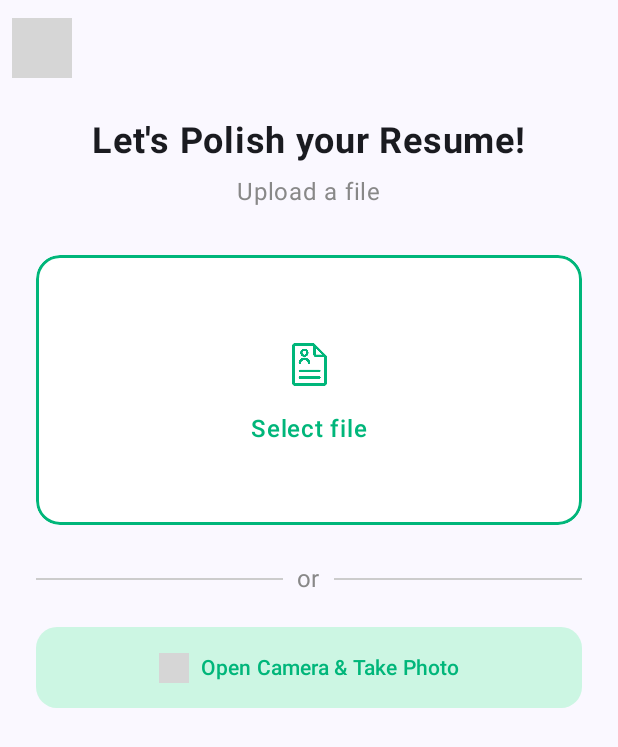
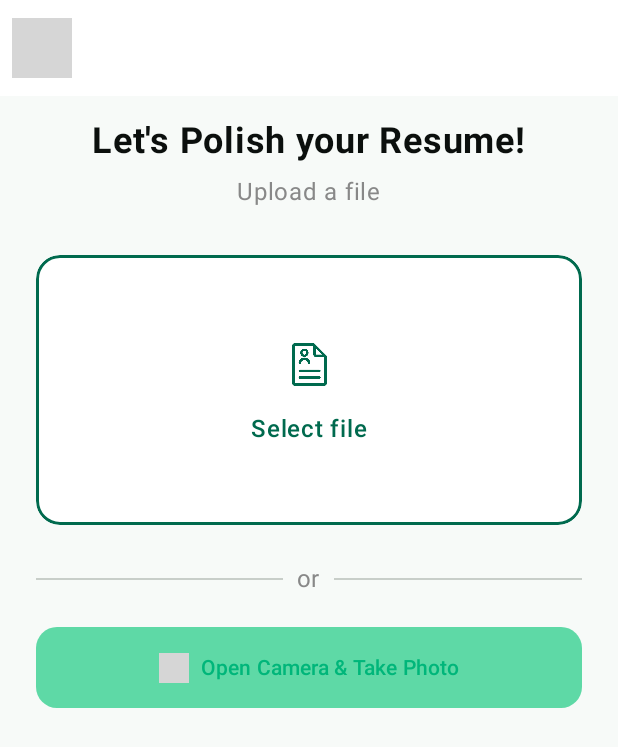
Before and after one commit to vrajp09/ResumeLens, an Android app built with Jetpack Compose: the PolishResumeScreen screen opened through its navigation route, on a phone screen of 412 x 824 dp. Shown: the top 747 px of the screen. Run offline under Robolectric (Android 15) with nearby library versions, the phone set to English and light mode, and no system bars; our stand-ins replace Firebase (no records; nobody signed in at launch, a user with empty details on screens opened directly); libraries missing offline, so code that uses them is left out: com.android.car; 4 statements that could not run were skipped; grey boxes are pictures that could not be loaded.

Commit message:
colors v1 to update

```diff
--- a/app/src/main/java/com/cs407/resumelens/ui/screens/DashboardScreen.kt
+++ b/app/src/main/java/com/cs407/resumelens/ui/screens/DashboardScreen.kt
@@ -28,6 +28,7 @@ import com.cs407.resumelens.data.UserViewModel
 import com.cs407.resumelens.ui.components.ProfileMenu
 import kotlinx.coroutines.launch
 import androidx.compose.material3.ModalDrawerSheet
+import androidx.compose.ui.text.style.TextAlign
 
 
 @OptIn(ExperimentalMaterial3Api::class)
@@ -140,12 +141,16 @@ fun DashboardScreen(
                             .padding(horizontal = 20.dp, vertical = 10.dp)
                     ) {
 
-                        Text("Total Resume Edits", fontSize = 16.sp, color = Color.Gray)
+                        Text("Total Resume Edits", fontSize = 16.sp,
+                            color = MaterialTheme.colorScheme.onSurfaceVariant)
+
                         Text(
                             text = "${dashboardState.totalEdits}",
                             fontSize = 40.sp,
-                        fontWeight = FontWeight.Bold
+                            fontWeight = FontWeight.Bold,
+                            color = MaterialTheme.colorScheme.onSurface
                         )
+
 
                     Spacer(Modifier.height(12.dp))
 
@@ -161,9 +166,9 @@ fun DashboardScreen(
                         ) {
                             Text(
                                 text = "Upload your resume to see activity here.",
-                                color = Color.Gray,
+                                color = MaterialTheme.colorScheme.onSurfaceVariant,
                                 fontSize = 14.sp,
-                                textAlign = androidx.compose.ui.text.style.TextAlign.Center
+                                textAlign = TextAlign.Center
                             )
                         }
                     } else {
@@ -184,8 +189,9 @@ fun DashboardScreen(
                                         .weight(1f)
                                         .height(maxOf(score.coerceIn(0, 100), 4).dp)
                                         .clip(RoundedCornerShape(3.dp))
-                                        .background(Color(0xFF9E9E9E))
+                                        .background(MaterialTheme.colorScheme.primary)
                                 )
+
                             }
                         }
                     }
@@ -283,7 +289,7 @@ private fun ProfileSidebar(
         modifier = Modifier
             .width(320.dp)
             .fillMaxHeight()
-                .background(Color.White)
+            .background(MaterialTheme.colorScheme.surface)
             .padding(24.dp)
     ) {
             // Close button
@@ -295,7 +301,7 @@ private fun ProfileSidebar(
                     Icon(
                         painter = painterResource(id = R.drawable.back_button),
                         contentDescription = "Close",
-                        tint = Color.Black
+                        tint = MaterialTheme.colorScheme.onSurface
                     )
                 }
             }
@@ -325,9 +331,10 @@ private fun ProfileSidebar(
                     )
                 }
                 Spacer(Modifier.height(8.dp))
-                Text(userName, fontWeight = FontWeight.Bold, fontSize = 20.sp)
+                Text(userName, fontWeight = FontWeight.Bold, fontSize = 20.sp,
+                    color = MaterialTheme.colorScheme.onSurface)
                 if (username.isNotBlank()) {
-                    Text("@$username", color = Color.Gray, fontSize = 14.sp)
+                    Text("@$username", color = MaterialTheme.colorScheme.onSurfaceVariant)
                 } else {
                     Text("Premium account", color = Color.Gray, fontSize = 14.sp)
                 }
@@ -350,7 +357,7 @@ private fun ProfileSidebar(
             modifier = Modifier
                 .fillMaxWidth()
                 .clip(RoundedCornerShape(8.dp))
-                    .background(Color(0xFFF2F2F2))
+                .background(MaterialTheme.colorScheme.surfaceVariant)
                 .padding(16.dp)
         ) {
                 Text("Quantified Impact", fontWeight = FontWeight.SemiBold)
@@ -368,14 +375,14 @@ private fun ProfileSidebar(
                             .height(6.dp)
                             .width(150.dp)
                             .clip(RoundedCornerShape(3.dp))
-                            .background(Color.LightGray)
+                            .background(MaterialTheme.colorScheme.outlineVariant)
                     ) {
                         Box(
                             modifier = Modifier
                                 .fillMaxHeight()
                                 .width(30.dp)
                                 .clip(RoundedCornerShape(3.dp))
-                                .background(Color.Black)
+                                .background(MaterialTheme.colorScheme.primary)
                         )
                     }
                     Spacer(Modifier.width(8.dp))
@@ -388,10 +395,13 @@ private fun ProfileSidebar(
         Button(
             onClick = onNavigateToSettings,
             modifier = Modifier.fillMaxWidth(),
-                colors = ButtonDefaults.buttonColors(containerColor = Color(0xFF00B67A))
+            colors = ButtonDefaults.buttonColors(
+                containerColor = MaterialTheme.colorScheme.primary
+            )
         ) {
-                Text("Settings", color = Color.White)
+            Text("Settings", color = MaterialTheme.colorScheme.onPrimary)
         }
+
         }
     }
 
--- a/app/src/main/java/com/cs407/resumelens/ui/screens/PolishResumeScreen.kt
+++ b/app/src/main/java/com/cs407/resumelens/ui/screens/PolishResumeScreen.kt
@@ -14,6 +14,7 @@ import androidx.compose.material3.ButtonDefaults
 import androidx.compose.material3.ExperimentalMaterial3Api
 import androidx.compose.material3.Icon
 import androidx.compose.material3.IconButton
+import androidx.compose.material3.MaterialTheme
 import androidx.compose.material3.Scaffold
 import androidx.compose.material3.Text
 import androidx.compose.material3.TopAppBar
@@ -65,7 +66,7 @@ fun PolishResumeScreen(
                         Icon(
                             painter = painterResource(id = R.drawable.back_button),
                             contentDescription = "Back",
-                            tint = Color.Black
+                            tint = MaterialTheme.colorScheme.onSurface
                         )
                     }
                 }
@@ -95,21 +96,24 @@ fun PolishResumeScreen(
                     .fillMaxWidth()
                     .height(180.dp)
                     .clip(RoundedCornerShape(16.dp))
-                    .border(2.dp, Color(0xFF00B67A), RoundedCornerShape(16.dp))
-                    .background(Color.White)
-                    .clickable { filePickerLauncher.launch("*/*")},
+                    .border(2.dp, MaterialTheme.colorScheme.primary, RoundedCornerShape(16.dp))
+                    .background(MaterialTheme.colorScheme.surface)
+                    .clickable { filePickerLauncher.launch("*/*") },
                 contentAlignment = Alignment.Center
             ) {
                 Column(horizontalAlignment = Alignment.CenterHorizontally) {
                     Icon(
                         painter = painterResource(id = R.drawable.resume_icon),
                         contentDescription = "Upload Icon",
-                        tint = Color(0xFF00B67A),
+                        tint = MaterialTheme.colorScheme.primary,
                         modifier = Modifier.size(42.dp)
                     )
                     Spacer(Modifier.height(10.dp))
-                    Text("Select file", color = Color(0xFF00B67A), fontWeight = FontWeight.SemiBold)
-                }
+                    Text(
+                        "Select file",
+                        color = MaterialTheme.colorScheme.primary,
+                        fontWeight = FontWeight.SemiBold
+                    )}
             }
 
             Spacer(Modifier.height(24.dp))
@@ -122,14 +126,14 @@ fun PolishResumeScreen(
                     modifier = Modifier
                         .weight(1f)
                         .height(1.dp)
-                        .background(Color.LightGray)
+                        .background(MaterialTheme.colorScheme.outline)
                 )
                 Text("  or  ", color = Color.Gray)
                 Box(
                     modifier = Modifier
                         .weight(1f)
                         .height(1.dp)
-                        .background(Color.LightGray)
+                        .background(MaterialTheme.colorScheme.outline)
                 )
             }
 
@@ -139,7 +143,7 @@ fun PolishResumeScreen(
             // Citation- https://stuff.mit.edu/afs/sipb/project/android/docs/guide/topics/ui/controls/button.html
             Button(
                 onClick = onContinue,
-                colors = ButtonDefaults.buttonColors(containerColor = Color(0xFFCCF6E3)),
+                colors = ButtonDefaults.buttonColors(containerColor = MaterialTheme.colorScheme.primaryContainer),
                 shape = RoundedCornerShape(14.dp),
                 modifier = Modifier
                     .fillMaxWidth()
@@ -148,7 +152,7 @@ fun PolishResumeScreen(
                 Icon(
                     painter = painterResource(id = R.drawable.profile_logo), // replace with camera icon later
                     contentDescription = "Camera",
-                    tint = Color(0xFF00B67A),
+                    tint = MaterialTheme.colorScheme.primary,
                     modifier = Modifier.size(20.dp)
                 )
                 Spacer(Modifier.width(8.dp))
```
Also changed, not shown: app/src/main/java/com/cs407/resumelens/ui/screens/CameraScreen.kt (+6 -7 lines), app/src/main/java/com/cs407/resumelens/ui/screens/HelpCenterScreen.kt (+10 -2 lines), app/src/main/java/com/cs407/resumelens/ui/screens/ProfileScreen.kt (+7 -6 lines), app/src/main/java/com/cs407/resumelens/ui/screens/ProfileSettingsScreen.kt (+10 -5 lines), app/src/main/java/com/cs407/resumelens/ui/screens/ResumeAnalysisScreen.kt (+25 -13 lines), app/src/main/java/com/cs407/resumelens/ui/screens/ResumeTipsScreen.kt (+16 -10 lines), app/src/main/java/com/cs407/resumelens/ui/screens/SecurityScreen.kt (+10 -2 lines), app/src/main/java/com/cs407/resumelens/ui/theme/Color.kt (+15 -0 lines), app/src/main/java/com/cs407/resumelens/ui/theme/Theme.kt (+39 -29 lines). Lines whose indentation alone changed are shown as unchanged.
